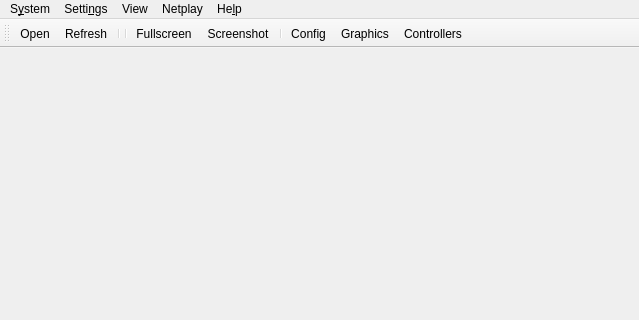
Before: the Qt Designer form Source/RMG/UserInterface/MainWindow.ui in Rosalie241/RMG, drawn with Qt 5; both pictures show x 0 to 639 and y 0 to 320 of the 639 by 543 pixel window.
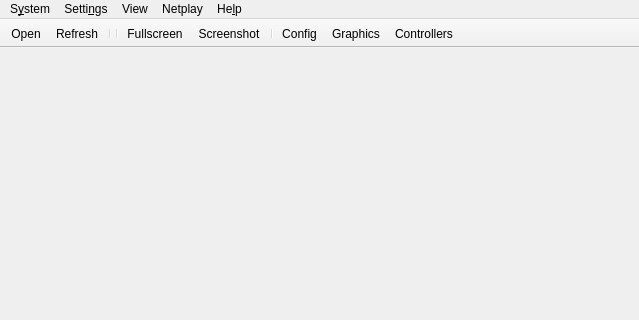
After: the same form once the commit is applied. Icons and pictures are not drawn.

Diff of the .ui file:
```diff
--- a/Source/RMG/UserInterface/MainWindow.ui
+++ b/Source/RMG/UserInterface/MainWindow.ui
@@ -166,9 +166,21 @@
    <property name="windowTitle">
     <string>toolBar</string>
    </property>
-   <property name="movable">
+   <property name="enabled">
     <bool>true</bool>
    </property>
+   <property name="windowTitle">
+    <string>toolBar</string>
+   </property>
+   <property name="movable">
+    <bool>false</bool>
+   </property>
+   <property name="iconSize">
+    <size>
+     <width>32</width>
+     <height>32</height>
+    </size>
+   </property>
    <property name="toolButtonStyle">
     <enum>Qt::ToolButtonStyle::ToolButtonTextUnderIcon</enum>
    </property>
```
Left out of the diff: 2 changed lines with no effect on the pictures.
